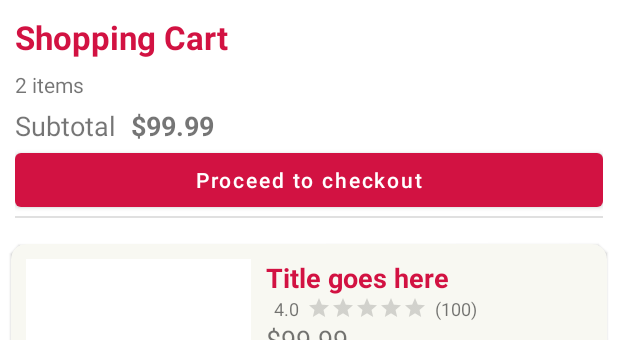
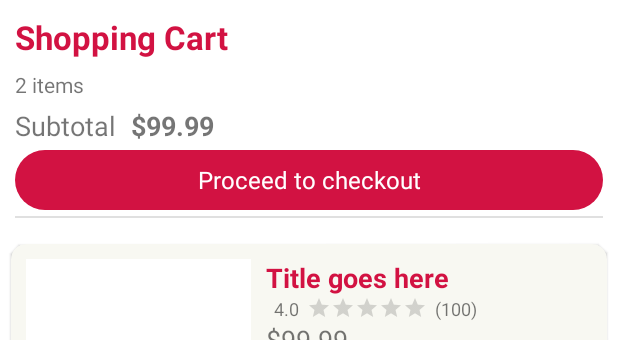
Before and after one commit to nilaymitash/Trader_Joes_App, an Android app: the layout fragment_cart.xml on its own in the app's theme, with its tools: preview values and no code run, on a phone screen of 412 x 824 dp. Shown: the top 340 px of the screen. Run offline under Robolectric (Android 15) with nearby library versions, the phone set to English and light mode, and no system bars.

Commit message:
Payment view added

```diff
--- a/app/src/main/java/com/trader/joes/activity/HomeActivity.java
+++ b/app/src/main/java/com/trader/joes/activity/HomeActivity.java
@@ -10,6 +10,7 @@ import androidx.appcompat.app.ActionBarDrawerToggle;
 import androidx.appcompat.app.AppCompatActivity;
 import androidx.core.view.GravityCompat;
 import androidx.drawerlayout.widget.DrawerLayout;
+import androidx.fragment.app.Fragment;
 
 import com.google.android.material.bottomnavigation.BottomNavigationView;
 import com.google.android.material.navigation.NavigationBarView;
@@ -41,9 +42,8 @@ public class HomeActivity extends AppCompatActivity implements NavigationView.On
         mNavigationView = findViewById(R.id.nav_view);
         mBottomNavigationView = findViewById(R.id.bottom_nav_view);
 
-        //set the item selected listener to the navigation view component
+        //set the item selected listener to the navigation view components
         mNavigationView.setNavigationItemSelectedListener(this);
-
         mBottomNavigationView.setOnItemSelectedListener(this);
 
         //Initializing ActionBarDrawerToggle which will be responsible for opening and closing the nav view
--- a/app/src/main/res/layout/fragment_cart.xml
+++ b/app/src/main/res/layout/fragment_cart.xml
@@ -52,13 +52,15 @@
             android:textSize="18sp"
             android:textStyle="bold"/>
 
-        <Button
+        <com.google.android.material.button.MaterialButton
             android:id="@+id/proceed_to_checkout_btn"
-            android:layout_below="@+id/subtotal_heading"
+            android:layout_below="@id/subtotal_heading"
+            android:text="@string/proceed_to_checkout"
             android:layout_width="match_parent"
             android:layout_height="wrap_content"
-            android:text="@string/proceed_to_checkout"
-            android:textAllCaps="false"/>
+            android:textAllCaps="false"
+            style="@style/Widget.Material3.Button"
+            android:textSize="16sp"/>
 
         <View
             android:id="@+id/header_divider"
@@ -69,11 +71,44 @@
 
     </RelativeLayout>
 
+    <include
+        android:id="@+id/payment_layout"
+        android:layout_below="@id/cart_head_layout"
+        android:layout_height="wrap_content"
+        android:layout_width="wrap_content"
+        layout="@layout/payment_input_view"
+        android:visibility="gone"/>
 
+    <com.google.android.material.button.MaterialButton
+        android:id="@+id/confirm_payment"
+        android:layout_below="@id/payment_layout"
+        android:text="@string/confirm_payment"
+        android:layout_width="match_parent"
+        android:layout_height="wrap_content"
+        android:textAllCaps="false"
+        style="@style/Widget.Material3.Button"
+        android:textSize="16sp"
+        android:layout_marginLeft="10dp"
+        android:layout_marginRight="10dp"
+        android:visibility="gone"/>
+
+    <com.google.android.material.button.MaterialButton
+        android:id="@+id/back_to_cart"
+        android:layout_below="@id/confirm_payment"
+        android:text="@string/back_to_cart"
+        android:layout_width="match_parent"
+        android:layout_height="wrap_content"
+        android:textAllCaps="false"
+        style="@style/Widget.Material3.Button.OutlinedButton"
+        app:strokeColor="@color/tj_red_primary"
+        android:textSize="16sp"
+        android:layout_marginLeft="10dp"
+        android:layout_marginRight="10dp"
+        android:visibility="gone"/>
 
     <androidx.recyclerview.widget.RecyclerView
         android:id="@+id/cartRecyclerView"
-        android:layout_below="@+id/cart_head_layout"
+        android:layout_below="@+id/back_to_cart"
         android:layout_width="match_parent"
         android:layout_height="match_parent"
         android:orientation="vertical"
--- a/app/src/main/res/values/strings.xml
+++ b/app/src/main/res/values/strings.xml
@@ -41,6 +41,15 @@
     <string name="your_cart">Shopping Cart</string>
     <string name="subtotal">Subtotal</string>
     <string name="proceed_to_checkout">Proceed to checkout</string>
+    <string name="cardholder_name">Cardholder\'s name</string>
+    <string name="card_num">Card number</string>
+    <string name="mm">MM</string>
+    <string name="yyyy">YYYY</string>
+    <string name="cvv">CVV</string>
+    <string name="zip">ZIP code</string>
+    <string name="confirm_payment">Confirm payment</string>
+    <string name="back_to_cart">Back to cart</string>
+
 
     <!--Account page-->
     <string name="personal_info">Personal info</string>
```
Also changed, not shown: app/src/main/java/com/trader/joes/fragments/CartFragment.java (+60 -4 lines), app/src/main/res/drawable/visa.xml (added, +21 -0 lines), app/src/main/res/layout/payment_input_view.xml (added, +63 -0 lines).
